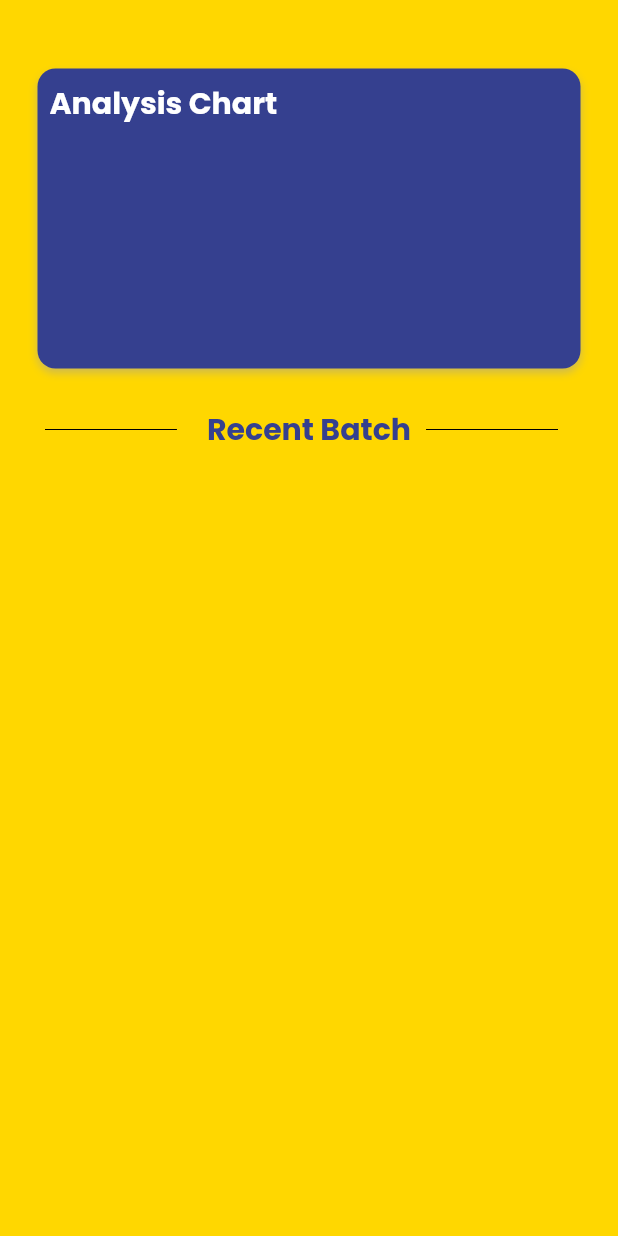
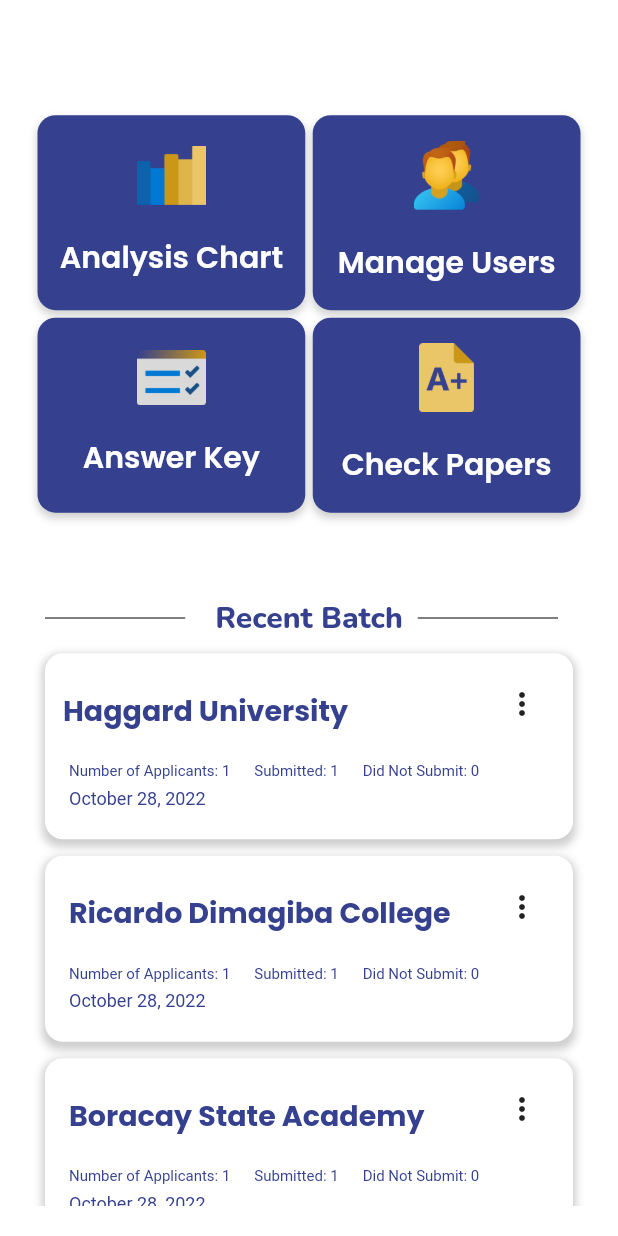
Before and after one commit to hivethesoulchild/smartcheck, a Flutter app: the UserDashboardPage screen opened directly, on a phone screen of 412 x 824 dp. Run offline on Flutter 3.47's test engine with Material 2 defaults, Android fonts, the phone set to English and light mode, and no system bars; our stand-ins replace camera, charts_flutter, csv, file_picker, flutter_spinkit, fluttertoast and 3 more; missing offline and left inert: mongo_dart; Roboto replaces fonts that are missing (Prompt).

Commit message:
fixed UI

```diff
--- a/lib/models/user_dashboard.dart
+++ b/lib/models/user_dashboard.dart
@@ -9,6 +9,7 @@ import 'package:smartcheck/pages/archives.dart';
 import 'package:smartcheck/batch_detail.dart';
 import 'package:csv/csv.dart';
 import 'package:smartcheck/models/settings.dart';
+import 'package:smartcheck/routes/dashboard_buttons.dart';
 import 'dart:convert' show utf8;
 import '../data.dart' as global;
 
@@ -48,12 +49,12 @@ class _UserDashboardState extends State<UserDashboard> {
             Text(
               'Smart',
               style:
-              GoogleFonts.poppins(fontSize: 24, color: HexColor('#35408f')),
+                  GoogleFonts.poppins(fontSize: 24, color: HexColor('#35408f')),
             ),
             Text(
               'Check',
               style:
-              GoogleFonts.poppins(fontSize: 24, color: HexColor('#CAB358')),
+                  GoogleFonts.poppins(fontSize: 24, color: HexColor('#CAB358')),
             ),
           ],
         ),
@@ -118,7 +119,7 @@ class _UserDashboardState extends State<UserDashboard> {
         showUnselectedLabels: false,
         items: const [
           BottomNavigationBarItem(
-              icon: Icon(Icons.dashboard), label: 'Dashboard'),
+              icon: Icon(Icons.dashboard), label: 'Homepage'),
           BottomNavigationBarItem(icon: Icon(Icons.archive), label: 'Archive'),
           BottomNavigationBarItem(
               icon: Icon(Icons.settings), label: 'Settings'),
@@ -149,15 +150,14 @@ class _UserDashboardPageState extends State<UserDashboardPage> {
 
   @override
   Widget build(BuildContext context) {
-    var applicantList = [];
     return Scaffold(
-      backgroundColor: HexColor('#FFD700'),
+      backgroundColor: HexColor('#FFFFFF'),
       body: Padding(
         padding: EdgeInsets.all(20.0),
         child: Column(
           children: [
             Flexible(
-              flex: 1,
+              flex: 2,
               fit: FlexFit.tight,
               child: Row(
                 children: [
@@ -165,44 +165,20 @@ class _UserDashboardPageState extends State<UserDashboardPage> {
                     flex: 1,
                     fit: FlexFit.tight,
                     child: GridView(
-                      physics: const NeverScrollableScrollPhysics(),
                       shrinkWrap: true,
                       padding: const EdgeInsets.all(5.0),
                       gridDelegate:
-                      const SliverGridDelegateWithFixedCrossAxisCount(
-                        crossAxisCount: 1,
-                        mainAxisExtent: 200,
+                          const SliverGridDelegateWithFixedCrossAxisCount(
+                        crossAxisCount: 2,
+                        mainAxisExtent: 130,
                         mainAxisSpacing: 5.0,
                         crossAxisSpacing: 5.0,
                       ),
                       children: [
-                        InkWell(
-                          child: Container(
-                            decoration: BoxDecoration(
-                                borderRadius: BorderRadius.circular(12.0),
-                                color: HexColor('#35408f'),
-                                boxShadow: [
-                                  BoxShadow(
-                                    color: Colors.grey.withOpacity(0.5),
-                                    spreadRadius: 0,
-                                    blurRadius: 4,
-                                    offset: Offset(0, 3),
-                                  )
-                                ]),
-                            child: Padding(
-                              padding: const EdgeInsets.all(8.0),
-                              child: Text(
-                                'Analysis Chart',
-                                style: GoogleFonts.poppins(
-                                  fontSize: 20,
-                                  fontWeight: FontWeight.bold,
-                                  color: Colors.white,
-                                ),
-                              ),
-                            ),
-                          ),
-                        ),
-
+                        buildAnalysisChartButton(context),
+                        buildPrivilegedUserButton(context),
+                        buildAnswerKeyButton(context),
+                        buildScannerButton(context),
                       ],
                     ),
                   ),
@@ -223,8 +199,8 @@ class _UserDashboardPageState extends State<UserDashboardPage> {
                   alignment: Alignment.topLeft,
                   child: Text(
                     'Recent Batch',
-                    style: GoogleFonts.poppins(
-                        fontWeight: FontWeight.bold,
+                    style: GoogleFonts.nunito(
+                        fontWeight: FontWeight.w800,
                         fontSize: 20,
                         color: HexColor('#35408f')),
                   ),
@@ -239,8 +215,8 @@ class _UserDashboardPageState extends State<UserDashboardPage> {
                 ),
               ],
             ),
-            Flexible(
-              flex: 2,
+            /* Flexible(
+              flex: 3,
               fit: FlexFit.loose,
               child: GridView.builder(
                   padding: const EdgeInsets.all(5.0),
@@ -256,8 +232,7 @@ class _UserDashboardPageState extends State<UserDashboardPage> {
                             Navigator.push(
                                 context,
                                 MaterialPageRoute(
-                                    builder: (context) =>
-                                        BatchDetail()));
+                                    builder: (context) => BatchDetail(i: index)));
                           });
                         },
                         child: Padding(
@@ -281,8 +256,7 @@ class _UserDashboardPageState extends State<UserDashboardPage> {
                                   child: Align(
                                     alignment: Alignment.topLeft,
                                     child: Text(
-                                      'Batch ${global
-                                          .batchData[index]["batchID"]}',
+                                      'Batch ${global.batchData[index]["batchID"]}',
                                       style: GoogleFonts.poppins(
                                           fontSize: 22,
                                           fontWeight: FontWeight.bold,
@@ -307,7 +281,390 @@ class _UserDashboardPageState extends State<UserDashboardPage> {
                           ),
                         ));
                   }),
-            ),
+            ), */
+            Flexible(
+              flex: 2,
+              fit: FlexFit.loose,
+              child: GridView(
+                padding: EdgeInsets.all(7),
+                gridDelegate: SliverGridDelegateWithFixedCrossAxisCount(
+                  crossAxisCount: 1,
+                  mainAxisExtent: 130,
+                  mainAxisSpacing: 5.0,
+                ),
+                children: [
+                  InkWell(
+                    onTap: () {
+                      setState(() {
+                        Navigator.push(
+                            context,
+                            MaterialPageRoute(
+                                builder: (context) => BatchDetail()));
+                      });
+                    },
+                    child: Padding(
+                      padding: EdgeInsets.all(3.0),
+                      child: Container(
+                        decoration: BoxDecoration(
+                            borderRadius: BorderRadius.circular(12.0),
+                            color: Colors.white,
+                            boxShadow: [
+                              BoxShadow(
+                                color: Colors.grey.withOpacity(0.5),
+                                spreadRadius: 2,
+                                blurRadius: 4,
+                                offset: Offset(0, 3),
+                              )
+                            ]),
+                        child: Column(
+                          mainAxisAlignment: MainAxisAlignment.start,
+                          crossAxisAlignment: CrossAxisAlignment.start,
+                          mainAxisSize: MainAxisSize.max,
+                          children: <Widget>[
+                            Row(
+                              children: [
+                                Padding(
+                                  padding: const EdgeInsets.only(
+                                      left: 12, bottom: 2, top: 10),
+                                  child: Align(
+                                    alignment: Alignment.topLeft,
+                                    child: Text(
+                                      'Haggard University',
+                                      style: GoogleFonts.poppins(
+                                          fontSize: 19,
+                                          fontWeight: FontWeight.bold,
+                                          color: HexColor("#35408f")),
+                                    ),
+                                  ),
+                                ),
+                                Spacer(),
+                                Padding(
+                                  padding: const EdgeInsets.all(10.0),
+                                  child: PopupMenuButton<int>(
+                                    itemBuilder: (context) => [
+                                      PopupMenuItem(
+                                        child: Text('Archive'),
+                                        value: 1,
+                                      ),
+                                      PopupMenuItem(
+                                        child: Text('Delete'),
+                                        value: 2,
+                                      )
+                                    ],
+                                  ),
+                                ),
+                              ],
+                            ),
+                            Row(
+                              children: [
+                                Padding(
+                                  padding:
+                                      const EdgeInsets.only(left: 16, top: 5),
+                                  child: Align(
+                                    alignment: Alignment.topLeft,
+                                    child: Text(
+                                      'Number of Applicants: 1',
+                                      style: GoogleFonts.prompt(
+                                          fontSize: 10,
+                                          color: HexColor("#35408f")),
+                                    ),
+                                  ),
+                                ),
+                                Padding(
+                                  padding:
+                                      const EdgeInsets.only(left: 16, top: 5),
+                                  child: Align(
+                                    alignment: Alignment.topLeft,
+                                    child: Text(
+                                      'Submitted: 1',
+                                      style: GoogleFonts.prompt(
+                                          fontSize: 10,
+                                          color: HexColor("#35408f")),
+                                    ),
+                                  ),
+                                ),
+                                Padding(
+                                  padding:
+                                      const EdgeInsets.only(left: 16, top: 5),
+                                  child: Align(
+                                    alignment: Alignment.topLeft,
+                                    child: Text(
+                                      'Did Not Submit: 0',
+                                      style: GoogleFonts.prompt(
+                                          fontSize: 10,
+                                          color: HexColor("#35408f")),
+                                      overflow: TextOverflow.fade,
+                                      softWrap: false,
+                                    ),
+                                  ),
+                                ),
+                              ],
+                            ),
+                            Padding(
+                              padding: const EdgeInsets.only(left: 16, top: 5),
+                              child: Align(
+                                alignment: Alignment.topLeft,
+                                child: Text(
+                                  '$date',
+                                  style: GoogleFonts.prompt(
+                                      fontSize: 12, color: HexColor("#35408f")),
+                                ),
+                              ),
+                            ),
+                          ],
+                        ),
+                      ),
+                    ),
+                  ),
+                  InkWell(
+                    onTap: () {
+                      setState(() {
+                        Navigator.push(
+                            context,
+                            MaterialPageRoute(
+                                builder: (context) => BatchDetail()));
+                      });
+                    },
+                    child: Padding(
+                      padding: EdgeInsets.all(3.0),
+                      child: Container(
+                        decoration: BoxDecoration(
+                            borderRadius: BorderRadius.circular(12.0),
+                            color: Colors.white,
+                            boxShadow: [
+                              BoxShadow(
+                                color: Colors.grey.withOpacity(0.5),
+                                spreadRadius: 2,
+                                blurRadius: 4,
+                                offset: Offset(0, 3),
+                              )
+                            ]),
+                        child: Column(
+                          children: [
+                            Row(
+                              children: [
+                                Padding(
+                                  padding: const EdgeInsets.only(
+                                      left: 16, bottom: 2, top: 10),
+                                  child: Align(
+                                    alignment: Alignment.topLeft,
+                                    child: Text(
+                                      'Ricardo Dimagiba College',
+                                      style: GoogleFonts.poppins(
+                                          fontSize: 19,
+                                          fontWeight: FontWeight.bold,
+                                          color: HexColor("#35408f")),
+                                    ),
+                                  ),
+                                ),
+                                Spacer(),
+                                Padding(
+                                  padding: const EdgeInsets.all(10.0),
+                                  child: PopupMenuButton<int>(
+                                    itemBuilder: (context) => [
+                                      PopupMenuItem(
+                                        value: 1,
+                                        child: Text('Archive'),
+                                      ),
+                                      PopupMenuItem(
+                                        value: 2,
+                                        child: Text('Delete'),
+                                      )
+                                    ],
+                                  ),
+                                ),
+                              ],
+                            ),
+                            Row(
+                              children: [
+                                Padding(
+                                  padding:
+                                      const EdgeInsets.only(left: 16, top: 5),
+                                  child: Align(
+                                    alignment: Alignment.topLeft,
+                                    child: Text(
+                                      'Number of Applicants: 1',
+                                      style: GoogleFonts.prompt(
+                                          fontSize: 10,
+                                          color: HexColor("#35408f")),
+                                    ),
+                                  ),
+                                ),
+                                Padding(
+                                  padding:
+                                      const EdgeInsets.only(left: 16, top: 5),
+                                  child: Align(
+                                    alignment: Alignment.topLeft,
+                                    child: Text(
+                                      'Submitted: 1',
+                                      style: GoogleFonts.prompt(
+                                          fontSize: 10,
+                                          color: HexColor("#35408f")),
+                                    ),
+                                  ),
+                                ),
+                                Padding(
+                                  padding:
+                                      const EdgeInsets.only(left: 16, top: 5),
+                                  child: Align(
+                                    alignment: Alignment.topLeft,
+                                    child: Text(
+                                      'Did Not Submit: 0',
+                                      style: GoogleFonts.prompt(
+                                          fontSize: 10,
+                                          color: HexColor("#35408f")),
+                                      overflow: TextOverflow.fade,
+                                      softWrap: false,
+                                    ),
+                                  ),
+                                ),
+                              ],
+                            ),
+                            Row(
+                              children: [
+                                Padding(
+                                  padding:
+                                      const EdgeInsets.only(left: 16, top: 5),
+                                  child: Align(
+                                    alignment: Alignment.topLeft,
+                                    child: Text(
+                                      '$date',
+                                      style: GoogleFonts.prompt(
+                                          fontSize: 12,
+                                          color: HexColor("#35408f")),
+                                    ),
+                                  ),
+                                ),
+                              ],
+                            )
+                          ],
+                        ),
+                      ),
+                    ),
+                  ),
+                  InkWell(
+                    onTap: () {
+                      setState(() {
+                        Navigator.push(
+                            context,
+                            MaterialPageRoute(
+                                builder: (context) => BatchDetail()));
+                      });
+                    },
+                    child: Padding(
+                      padding: EdgeInsets.all(3.0),
+                      child: Container(
+                        decoration: BoxDecoration(
+                            borderRadius: BorderRadius.circular(12.0),
+                            color: Colors.white,
+                            boxShadow: [
+                              BoxShadow(
+                                color: Colors.grey.withOpacity(0.5),
+                                spreadRadius: 2,
+                                blurRadius: 4,
+                                offset: Offset(0, 3),
+                              )
+                            ]),
+                        child: Column(
+                          children: [
+                            Row(
+                              children: [
+                                Padding(
+                                  padding: const EdgeInsets.only(
+                                      left: 16, bottom: 2, top: 10),
+                                  child: Align(
+                                    alignment: Alignment.topLeft,
+                                    child: Text(
+                                      'Boracay State Academy',
+                                      style: GoogleFonts.poppins(
+                                          fontSize: 19,
+                                          fontWeight: FontWeight.bold,
+                                          color: HexColor("#35408f")),
+                                    ),
+                                  ),
+                                ),
+                                Spacer(),
+                                Padding(
+                                  padding: const EdgeInsets.all(10.0),
+                                  child: PopupMenuButton<int>(
+                                    itemBuilder: (context) => [
+                                      PopupMenuItem(
+                                        child: Text('Archive'),
+                                        value: 1,
+                                      ),
+                                      PopupMenuItem(
+                                        child: Text('Delete'),
+                                        value: 2,
+                                      )
+                                    ],
+                                  ),
+                                ),
+                              ],
+                            ),
+                            Row(
+                              children: [
+                                Padding(
+                                  padding:
+                                      const EdgeInsets.only(left: 16, top: 5),
+                                  child: Align(
+                                    alignment: Alignment.topLeft,
+                                    child: Text(
+                                      'Number of Applicants: 1',
+                                      style: GoogleFonts.prompt(
+                                          fontSize: 10,
+                                          color: HexColor("#35408f")),
+                                    ),
+                                  ),
+                                ),
+                                Padding(
+                                  padding:
+                                      const EdgeInsets.only(left: 16, top: 5),
+                                  child: Align(
+                                    alignment: Alignment.topLeft,
+                                    child: Text(
+                                      'Submitted: 1',
+                                      style: GoogleFonts.prompt(
+                                          fontSize: 10,
+                                          color: HexColor("#35408f")),
+                                    ),
+                                  ),
+                                ),
+                                Padding(
+                                  padding:
+                                      const EdgeInsets.only(left: 16, top: 5),
+                                  child: Align(
+                                    alignment: Alignment.topLeft,
+                                    child: Text(
+                                      'Did Not Submit: 0',
+                                      style: GoogleFonts.prompt(
+                                          fontSize: 10,
+                                          color: HexColor("#35408f")),
+                                      overflow: TextOverflow.fade,
+                                      softWrap: false,
+                                    ),
+                                  ),
+                                ),
+                              ],
+                            ),
+                            Padding(
+                              padding: const EdgeInsets.only(left: 16, top: 5),
+                              child: Align(
+                                alignment: Alignment.topLeft,
+                                child: Text(
+                                  '$date',
+                                  style: GoogleFonts.prompt(
+                                      fontSize: 12, color: HexColor("#35408f")),
+                                ),
+                              ),
+                            )
+                          ],
+                        ),
+                      ),
+                    ),
+                  ),
+                ],
+              ),
+            )
           ],
         ),
       ),
--- a/lib/pages/dashboard.dart
+++ b/lib/pages/dashboard.dart
@@ -128,8 +128,7 @@ class _DashboardState extends State<Dashboard> {
           unselectedLabelStyle: GoogleFonts.lato(),
           showUnselectedLabels: false,
           items: const [
-            BottomNavigationBarItem(
-                icon: Icon(Icons.home), label: 'Homepage'),
+            BottomNavigationBarItem(icon: Icon(Icons.home), label: 'Homepage'),
             BottomNavigationBarItem(
                 icon: Icon(Icons.archive), label: 'Archive'),
             BottomNavigationBarItem(
@@ -475,12 +474,12 @@ class _DashboardPageState extends State<DashboardPage> {
                                   child: PopupMenuButton<int>(
                                     itemBuilder: (context) => [
                                       PopupMenuItem(
+                                        value: 1,
                                         child: Text('Archive'),
-                                        value: 1,
                                       ),
                                       PopupMenuItem(
+                                        value: 2,
                                         child: Text('Delete'),
-                                        value: 2,
                                       )
                                     ],
                                   ),
```
